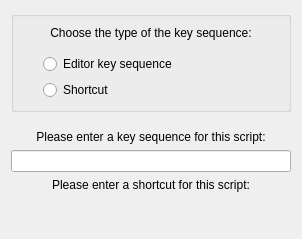
Old version of the form src/dialogs/scriptshortcutdialog_base.ui in the repository KDE/kile.
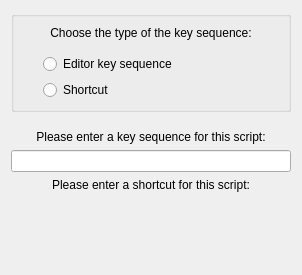
New version of the form. Custom widgets are drawn as their Qt base class.

Diff of the .ui file:
```diff
--- a/src/dialogs/scriptshortcutdialog_base.ui
+++ b/src/dialogs/scriptshortcutdialog_base.ui
@@ -7,7 +7,7 @@
     <x>0</x>
     <y>0</y>
     <width>302</width>
-    <height>239</height>
+    <height>275</height>
    </rect>
   </property>
   <property name="sizePolicy">
```
